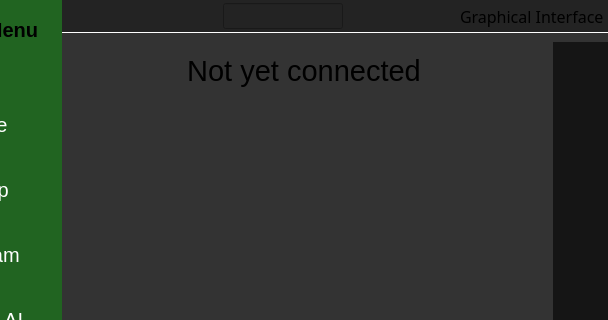
Old version of the form GUI/Designer/gui.ui in the repository SirajHabsaia/RobotArm; both pictures show x 128 to 736 and y 0 to 320 of the 1000 by 600 pixel window.
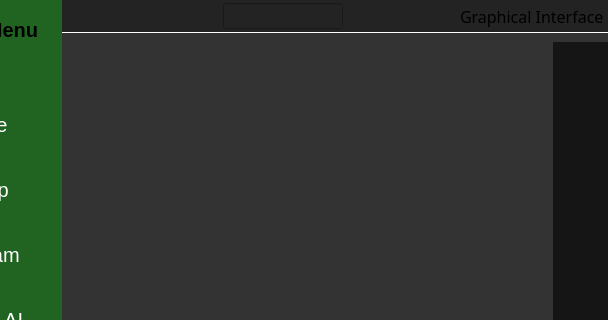
New version of the form. The open tabs and pages were chosen to show the change. Icons and pictures are not drawn.

Diff of the .ui file:
```diff
--- a/GUI/Designer/gui.ui
+++ b/GUI/Designer/gui.ui
@@ -4130,7 +4130,7 @@
                  </font>
                 </property>
                 <property name="text">
-                 <string>Not yet connected</string>
+                 <string/>
                 </property>
                 <property name="alignment">
                  <set>Qt::AlignmentFlag::AlignCenter</set>
```
